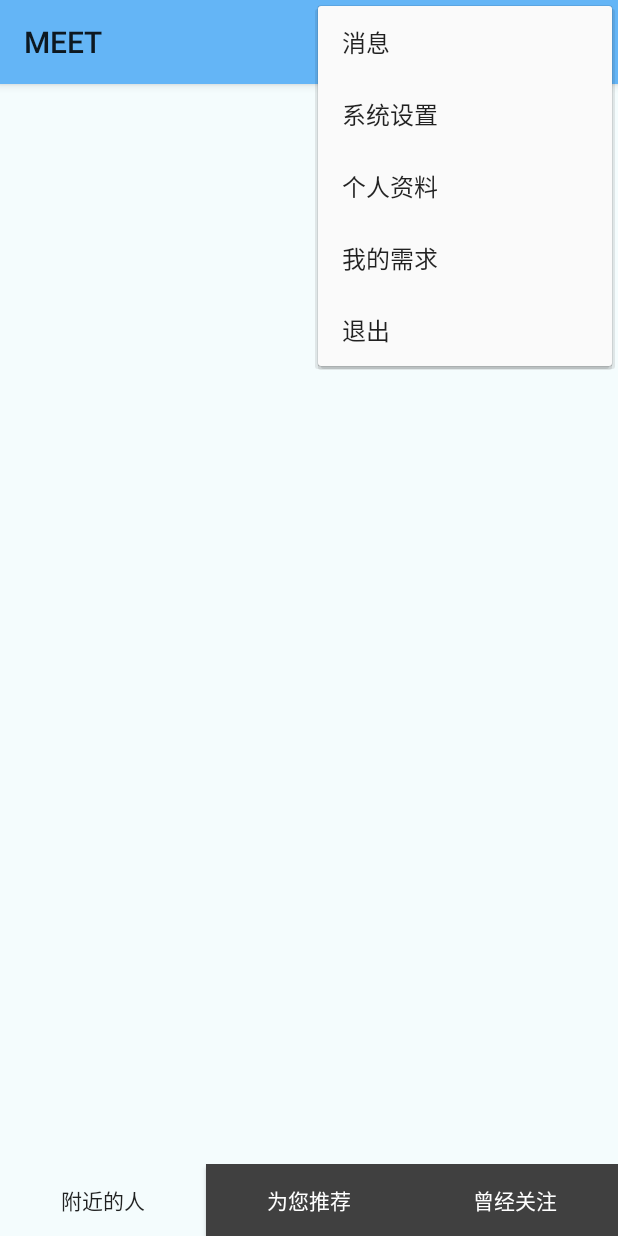
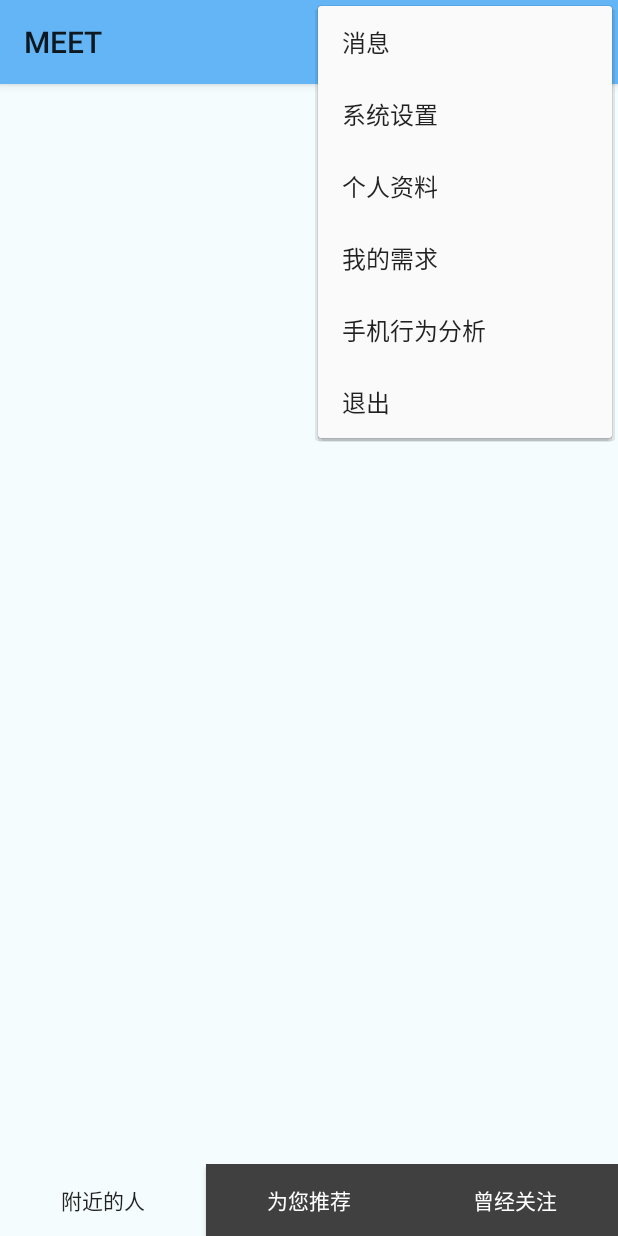
Before and after one commit to qwordy/Meet, an Android app: the screen it shows after launch (Search), with the options menu open, on a phone screen of 412 x 824 dp. Run offline under Robolectric (Android 15) with nearby library versions, the phone set to English and light mode, and no system bars.

Commit message:
menu调整

```diff
--- a/code/Meet/meet/src/main/res/menu/search.xml
+++ b/code/Meet/meet/src/main/res/menu/search.xml
@@ -1,12 +1,28 @@
 <menu xmlns:android="http://schemas.android.com/apk/res/android"
-    xmlns:tools="http://schemas.android.com/tools"
-    tools:context="com.example.bluetoothtry.Search" >
-
-    <item android:id="@+id/action_news" android:title="@string/action_news"></item>
-    <item android:id="@+id/action_settings" android:orderInCategory="100" android:title="@string/action_settings"></item>
-    <item android:id="@+id/action_personal" android:orderInCategory="101" android:title="@string/action_personal"></item>
-    <!--<item android:id="@+id/action_contact" android:orderInCategory="103" android:title="@string/action_contact"></item>-->
-    <item android:id="@+id/action_want" android:orderInCategory="102" android:title="@string/action_want"></item>
-    <item android:id="@+id/action_logout" android:orderInCategory="200" android:title="@string/action_logout"></item>
-
+      xmlns:app="http://schemas.android.com/apk/res-auto"
+      xmlns:tools="http://schemas.android.com/tools"
+      tools:context=".Search">
+    <item android:id="@+id/action_news"
+          android:title="@string/action_news"
+          app:showAsAction="never" />
+    <item android:id="@+id/action_settings"
+          android:orderInCategory="100"
+          android:title="@string/action_settings"
+          app:showAsAction="never" />
+    <item android:id="@+id/action_personal"
+          android:orderInCategory="101"
+          android:title="@string/action_personal"
+          app:showAsAction="never" />
+    <item android:id="@+id/action_want"
+          android:orderInCategory="102"
+          android:title="@string/action_want"
+          app:showAsAction="never" />
+    <item android:id="@+id/action_analysis"
+          android:orderInCategory="103"
+          android:title="@string/action_analysis"
+          app:showAsAction="never" />
+    <item android:id="@+id/action_logout"
+          android:orderInCategory="200"
+          android:title="@string/action_logout"
+          app:showAsAction="never" />
 </menu>
--- a/code/Meet/meet/src/main/res/values/strings.xml
+++ b/code/Meet/meet/src/main/res/values/strings.xml
@@ -8,6 +8,7 @@
     <string name="action_personal">个人资料</string>
     <!--<string name="action_contact">我的名片</string>-->
     <string name="action_want">我的需求</string>
+    <string name="action_analysis">手机行为分析</string>
     <string name="action_logout">退出</string>
 
     <string name="on">开启</string>
```
